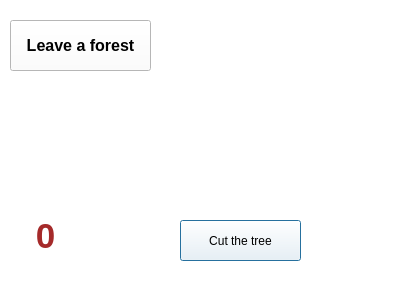
Above: forest.ui from Makxior/QTGame before the change. Below: the same form after it.
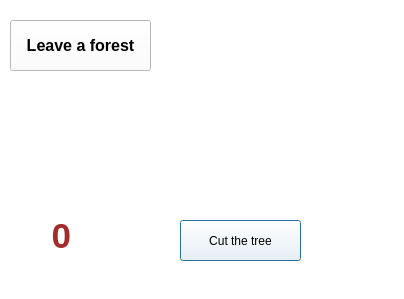
That is the form after the change. Icons and pictures are not drawn.

Patch:
```diff
--- a/forest.ui
+++ b/forest.ui
@@ -158,7 +158,7 @@
     <string>0</string>
    </property>
    <property name="alignment">
-    <set>Qt::AlignCenter</set>
+    <set>Qt::AlignRight|Qt::AlignTrailing|Qt::AlignVCenter</set>
    </property>
   </widget>
   <widget class="QLabel" name="ax">
```
Left out of the diff: 3 changed lines with no effect on the pictures.
